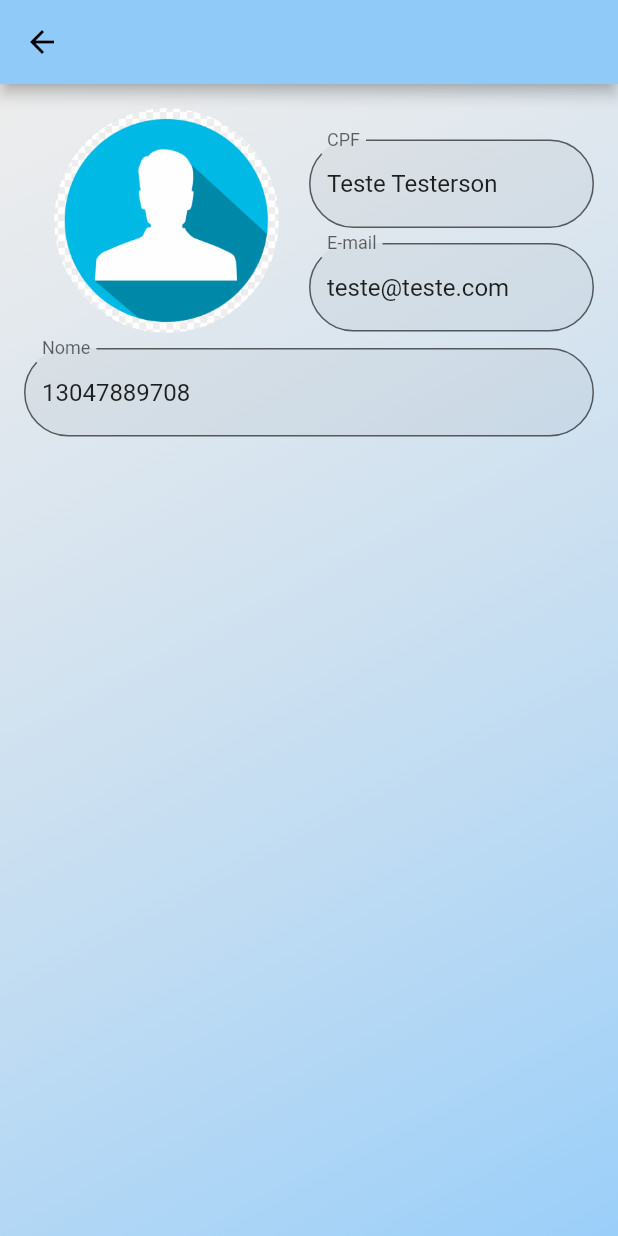
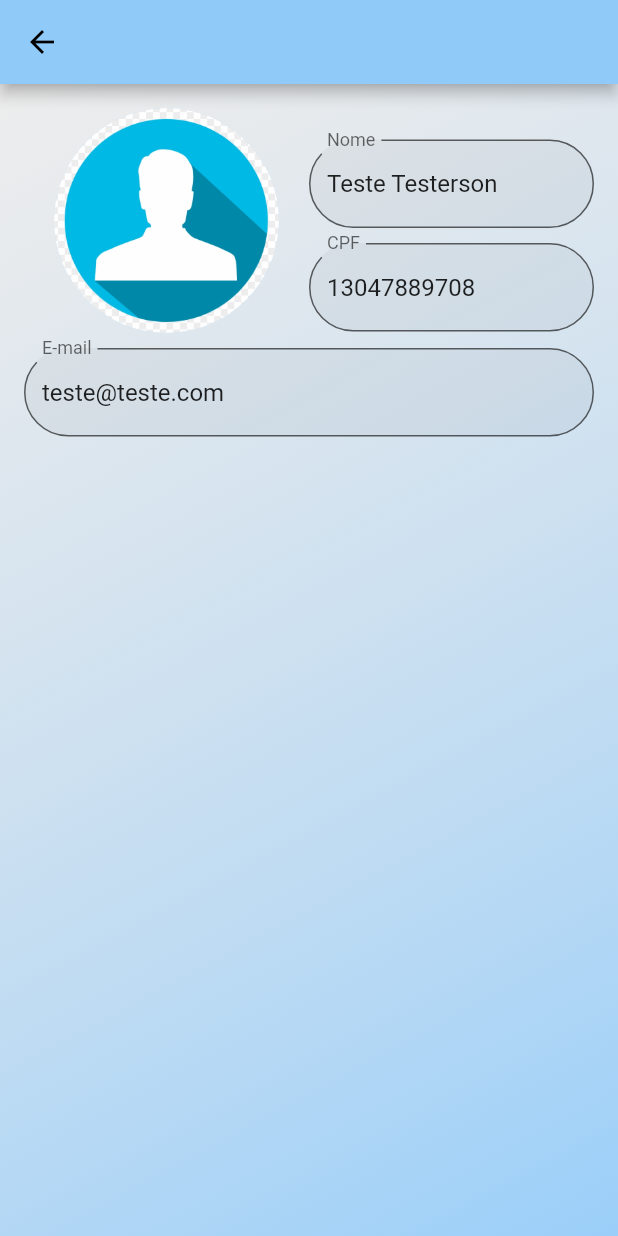
Before and after one commit to GustBM/carteiramedapp, a Flutter app: the UserInfoScreen screen opened by its route, on a phone screen of 412 x 824 dp. Run offline on Flutter 3.47's test engine with Material 2 defaults, Android fonts, the phone set to English and light mode, and no system bars.

Commit message:
Correções

```diff
--- a/lib/models/user_info.dart
+++ b/lib/models/user_info.dart
@@ -20,4 +20,31 @@ class UserInfo {
     this.conditions = const [],
     this.vaccines = const [],
   });
+
+  UserInfo.fromJson(Map<String, Object?> json)
+      : this(
+          id: json['id']! as String,
+          cpf: json['cpf'] as String,
+          name: json['name']! as String,
+          birthDate: json['birthDate'] as String,
+          email: json['email'] as String,
+          imageUrl: json['imageUrl'] as String,
+          medications: (json['medications']! as List<dynamic>).cast<String>(),
+          conditions: (json['conditions']! as List<dynamic>).cast<String>(),
+          vaccines: (json['vaccines']! as List<dynamic>).cast<String>(),
+        );
+
+  Map<String, Object?> toJson() {
+    return {
+      'id': id,
+      'cpf': cpf,
+      'name': name,
+      'birthDate': birthDate,
+      'email': email,
+      'imageUrl': imageUrl,
+      'medications': medications,
+      'conditions': conditions,
+      'vaccines': vaccines,
+    };
+  }
 }
--- a/lib/screens/user_info_screen.dart
+++ b/lib/screens/user_info_screen.dart
@@ -89,17 +89,17 @@ class _UserInfoFormState extends State<UserInfoForm> {
                     children: [
                       SizedBox(height: 20),
                       UserInfoFormTextField(
-                          'CPF', _nameController, thisUser.name),
+                          'Nome', _nameController, thisUser.name),
                       SizedBox(height: 10),
                       UserInfoFormTextField(
-                          'E-mail', _emailController, thisUser.email),
+                          'CPF', _cpfController, thisUser.cpf),
                     ],
                   ),
                 ),
               ],
             ),
             SizedBox(height: 10),
-            UserInfoFormTextField('Nome', _cpfController, thisUser.cpf),
+            UserInfoFormTextField('E-mail', _emailController, thisUser.email),
           ],
         ),
       ),
```
